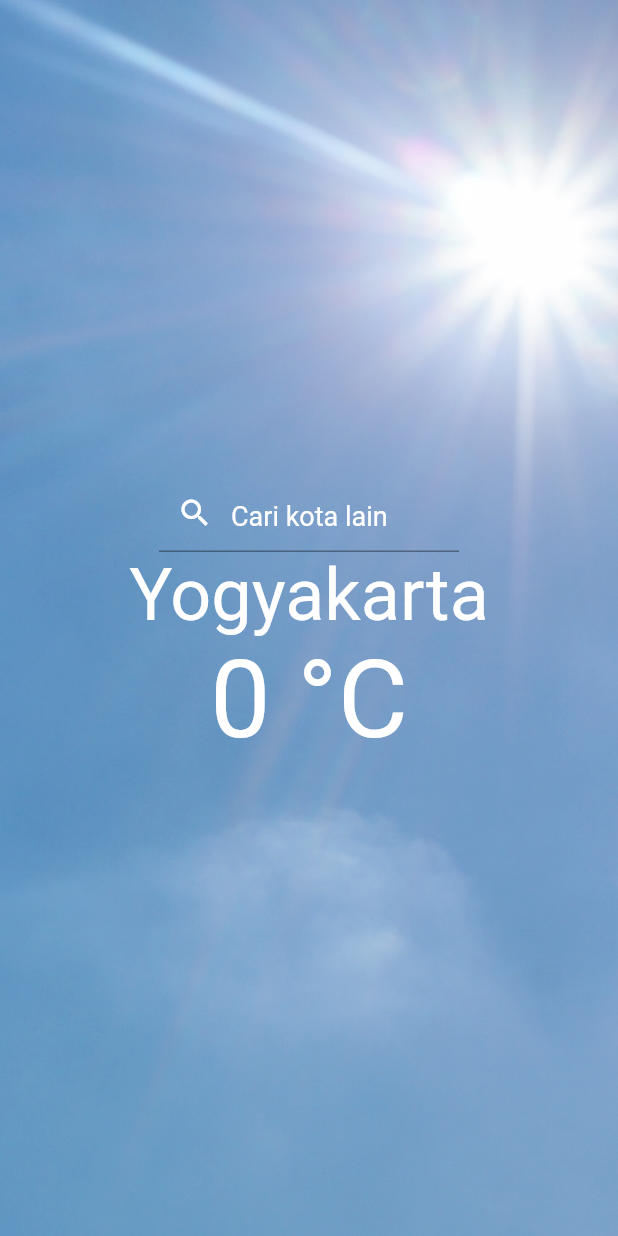
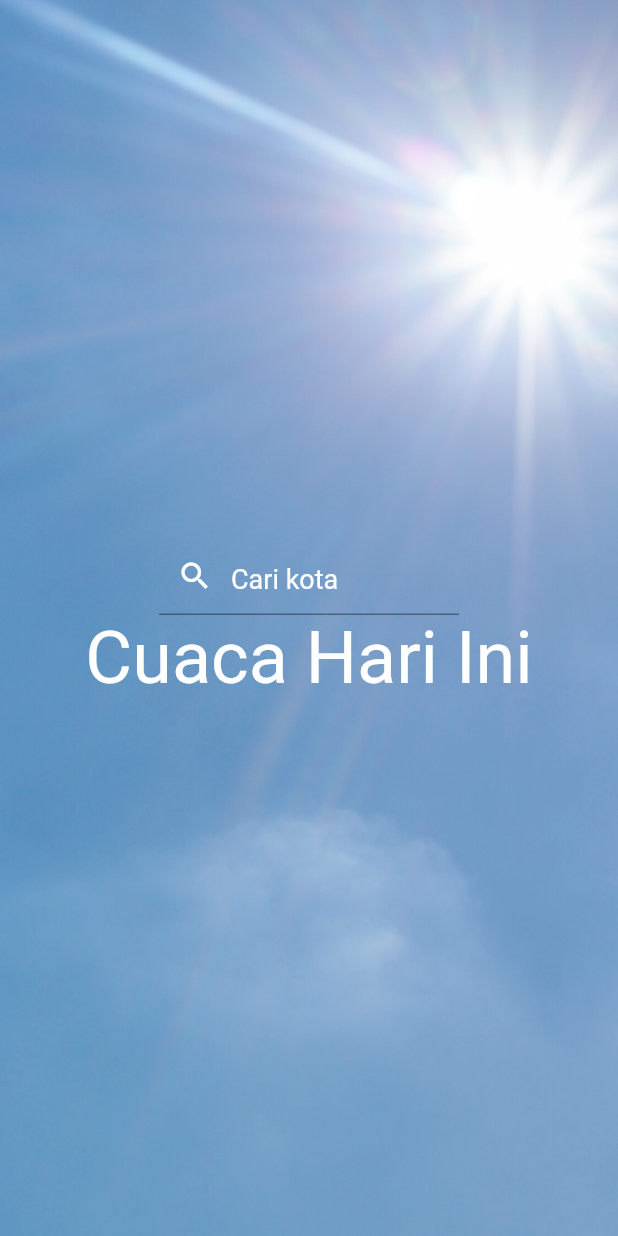
Before and after one commit to defasta/weather-app, a Flutter app: the screen it shows after launch, on a phone screen of 412 x 824 dp. Run offline on Flutter 3.47's test engine with Material 2 defaults, Android fonts, the phone set to English and light mode, and no system bars; our stand-ins replace bloc, dio, equatable, flutter_bloc, geocoding, geolocator.

```diff
--- a/lib/bloc/search_event.dart
+++ b/lib/bloc/search_event.dart
@@ -1,4 +1,5 @@
 import 'package:equatable/equatable.dart';
+import 'package:geolocator/geolocator.dart';
 abstract class SearchEvent extends Equatable{
   const SearchEvent();
 }
@@ -16,3 +17,10 @@ class FetchLocation extends SearchEvent{
   @override
   List<Object?> get props => [inputCity];
 }
+
+class FetchCurrentLocation extends SearchEvent{
+  final Position currentPosition;
+  const FetchCurrentLocation({required this.currentPosition});
+  @override
+  List<Object?> get props => [currentPosition];
+}
--- a/lib/bloc/search_state.dart
+++ b/lib/bloc/search_state.dart
@@ -1,5 +1,7 @@
 
 import 'package:equatable/equatable.dart';
+import 'package:flutter/cupertino.dart';
+import 'package:geocoding/geocoding.dart';
 import 'package:volantis_weather_app/model/LocationModel.dart';
 import 'package:volantis_weather_app/model/SearchModel.dart';
 
@@ -47,3 +49,13 @@ class LocationLoaded extends SearchState{
   @override
   List<Object> get props => [locationModel!];
 }
+
+class CurrentLocationLoaded extends SearchState{
+  final Placemark placemark;
+
+  const CurrentLocationLoaded({required this.placemark});
+  @override
+  String toString() => 'Current Location Loaded {data: $placemark}';
+  @override
+  List<Object> get props => [placemark];
+}
--- a/lib/main.dart
+++ b/lib/main.dart
@@ -1,11 +1,14 @@
 import 'package:flutter/material.dart';
 import 'package:flutter_bloc/flutter_bloc.dart';
+import 'package:geolocator/geolocator.dart';
 import 'package:volantis_weather_app/bloc/search_event.dart';
 import 'package:volantis_weather_app/model/LocationModel.dart';
 import 'package:volantis_weather_app/repositories/search_repository.dart';
+import 'package:flutter/services.dart';
 import 'dart:convert';
 import 'bloc/search_bloc.dart';
 import 'bloc/search_state.dart';
+import 'package:geocoding/geocoding.dart';
 
 void main() {
   runApp(const VolantisWeatherApp());
@@ -22,17 +25,52 @@ class _VolantisWeatherAppState extends State<VolantisWeatherApp> {
 
   final SearchBloc _searchBloc = SearchBloc(searchRepository: SearchRepository());
 
+  final Geolocator geolocator = Geolocator();
+
+  late Position _currentPosition;
+  late String _currentAddress;
   String location = "Yogyakarta";
   String weather = 'clear';
   int temperature = 0;
 
   @override
   void initState(){
+    //  Geolocator
+    //     .getCurrentPosition(desiredAccuracy: LocationAccuracy.best)
+    //     .then((Position position) {
+    //   // _searchBloc.add(FetchCurrentLocation(currentPosition: position));
+    //    setState(() {
+    //      _currentPosition = position;
+    //    });
+    //    _getAddressFromLatLng();
+    //  }).catchError((e) {
+    //   print(e);
+    // });
     _searchBloc.initialState;
     super.initState();
   }
 
-  void onTextFieldSubmitted(String city) {
+  _getAddressFromLatLng() async {
+    try {
+      List<Placemark> p = await GeocodingPlatform.instance.placemarkFromCoordinates(
+          _currentPosition.latitude, _currentPosition.longitude);
+
+      Placemark place = p[0];
+
+      setState(() {
+        _currentAddress =
+        "${place.locality}, ${place.postalCode}, ${place.country}";
+      });
+
+      onTextFieldSubmitted(place.locality!);
+
+      print(place.locality);
+    } catch (e) {
+      print(e);
+    }
+  }
+
+  void onTextFieldSubmitted(String city) async{
     fetchSearch(city);
   }
 
@@ -46,7 +84,7 @@ class _VolantisWeatherAppState extends State<VolantisWeatherApp> {
   Widget build(BuildContext context) {
     return MaterialApp(
       home: Container(
-        decoration: BoxDecoration(
+        decoration: const BoxDecoration(
           image: DecorationImage(
             image: AssetImage('images/clear.png'),
             fit: BoxFit.cover
@@ -79,7 +117,10 @@ class _VolantisWeatherAppState extends State<VolantisWeatherApp> {
                           _searchBloc.add(FetchLocation(inputCity: state.search!.name));
                         }else if(state is LocationLoaded){
                           return _buildSearchedCityWeather(context, state.locationModel);
-                        } else if(state is SearchFailure){
+                        }else if(state is CurrentLocationLoaded){
+                          _searchBloc.add(FetchLocation(inputCity: state.placemark.locality!));
+                        }
+                        else if(state is SearchFailure){
                           return Container();
                         }
                         return Container();
@@ -110,8 +151,8 @@ class _VolantisWeatherAppState extends State<VolantisWeatherApp> {
                     onTextFieldSubmitted(input);
                   },
                   style: TextStyle(color: Colors.white, fontSize: 24),
-                  decoration: InputDecoration(
-                      hintText: "Cari kota lain",
+                  decoration: const InputDecoration(
+                      hintText: "Cari kota",
                       hintStyle: TextStyle(color: Colors.white, fontSize: 18.0),
                       prefixIcon: Icon(Icons.search, color: Colors.white)
                   ),
@@ -120,19 +161,21 @@ class _VolantisWeatherAppState extends State<VolantisWeatherApp> {
             ],
           ),
           Column(
+            mainAxisAlignment: MainAxisAlignment.center,
+            crossAxisAlignment: CrossAxisAlignment.center,
             children: <Widget>[
               Center(
                 child: Text(
-                  location,
-                  style: TextStyle(color: Colors.white, fontSize: 48.0),
+                  "Cuaca Hari Ini",
+                  style: const TextStyle(color: Colors.white, fontSize: 48.0),
                 ),
               ),
-              Center(
-                child: Text(
-                  temperature.toString() +' °C',
-                  style: TextStyle(color: Colors.white, fontSize: 72.0),
-                ),
-              ),
+              // Center(
+              //   child: Text(
+              //     "Bagaimana cuaca hari ini?",
+              //     style: const TextStyle(color: Colors.white, fontSize: 72.0),
+              //   ),
+              // ),
             ],
           ),
         ],
@@ -155,7 +198,7 @@ class _VolantisWeatherAppState extends State<VolantisWeatherApp> {
                     onTextFieldSubmitted(input);
                   },
                   style: TextStyle(color: Colors.white, fontSize: 24),
-                  decoration: InputDecoration(
+                  decoration: const InputDecoration(
                       hintText: "Cari kota lain",
                       hintStyle: TextStyle(color: Colors.white, fontSize: 18.0),
                       prefixIcon: Icon(Icons.search, color: Colors.white)
@@ -167,15 +210,16 @@ class _VolantisWeatherAppState extends State<VolantisWeatherApp> {
           Column(
             children: <Widget>[
               Center(
-                child: Text(
+                child:
+                Text(
                   locationModel!.location.name,
-                  style: TextStyle(color: Colors.white, fontSize: 48.0),
+                  style: const TextStyle(color: Colors.white, fontSize: 48.0),
                 ),
               ),
               Center(
                 child: Text(
                   locationModel.current.temp_c.toString() +' °C',
-                  style: TextStyle(color: Colors.white, fontSize: 72.0),
+                  style: const TextStyle(color: Colors.white, fontSize: 72.0),
                 ),
               ),
             ],
@@ -192,8 +236,8 @@ class _VolantisWeatherAppState extends State<VolantisWeatherApp> {
           child: Row(
             mainAxisAlignment: MainAxisAlignment.center,
             crossAxisAlignment: CrossAxisAlignment.center,
-            children:  [
-              CircularProgressIndicator()
+            children:  const [
+              CircularProgressIndicator(color: Colors.white,)
             ],
           ),
         )
--- a/pubspec.yaml
+++ b/pubspec.yaml
@@ -39,6 +39,8 @@ dependencies:
   rxdart: ^0.24.0
   equatable: ^2.0.3
   dio: ^4.0.6
+  geolocator: ^7.0.0
+  geocoding: ^2.0.0
 
 dev_dependencies:
   flutter_test:
```
Also changed, not shown: lib/bloc/search_bloc.dart (+12 -0 lines), lib/provider/search_provider.dart (+5 -3 lines), pubspec.lock, 2 other files.
